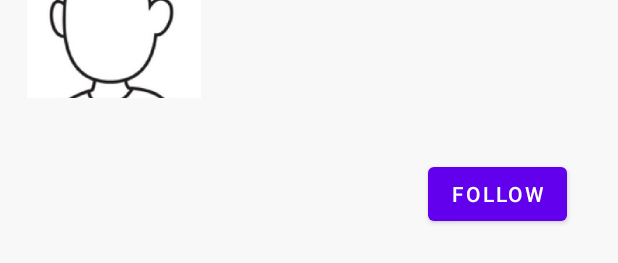
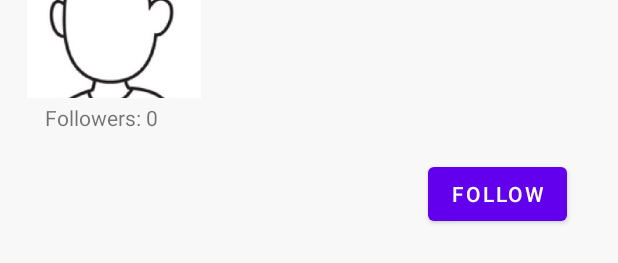
Before and after one commit to brysonsim/UNCCCapstone, an Android app: the layout fragment_following_user_profile.xml on its own in the app's theme, with its tools: preview values and no code run, on a phone screen of 412 x 824 dp. Shown: the part 290-553 px from the top of the screen. Run offline under Robolectric (Android 15) with nearby library versions, the phone set to English and light mode, and no system bars.

Commit message:
Show followers count text views on profile pages

```diff
--- a/app/src/main/res/layout/fragment_follower_account.xml
+++ b/app/src/main/res/layout/fragment_follower_account.xml
@@ -7,7 +7,7 @@
     android:layout_height="match_parent"
     android:background="#F8F8F8">
 
-    <!--
+
     <TextView
         android:id="@+id/userFollowerNum"
         android:layout_width="wrap_content"
@@ -16,11 +16,11 @@
         android:layout_marginEnd="150dp"
         android:layout_marginBottom="16dp"
         android:text="Followers: 0"
-        app:layout_constraintBottom_toTopOf="@+id/userFollowingTxt"
         app:layout_constraintEnd_toStartOf="@+id/followButton"
         app:layout_constraintStart_toStartOf="parent"
         app:layout_constraintTop_toBottomOf="@+id/fimageView" />
 
+    <!--
     <androidx.recyclerview.widget.RecyclerView
         android:id="@+id/recyclerView"
         android:layout_width="0dp"
--- a/app/src/main/res/layout/fragment_following_user_profile.xml
+++ b/app/src/main/res/layout/fragment_following_user_profile.xml
@@ -7,7 +7,7 @@
     android:layout_height="match_parent"
     android:background="#F8F8F8">
 
-    <!--
+
     <TextView
         android:id="@+id/userFollowerNum"
         android:layout_width="wrap_content"
@@ -15,10 +15,11 @@
         android:layout_marginEnd="150dp"
         android:layout_marginBottom="16dp"
         android:text="Followers: 0"
-        app:layout_constraintBottom_toTopOf="@+id/userFollowingTxt"
+        app:layout_constraintTop_toBottomOf="@+id/userImg2"
         app:layout_constraintEnd_toStartOf="@+id/followButton"
         app:layout_constraintStart_toStartOf="parent" />
 
+    <!--
     <androidx.recyclerview.widget.RecyclerView
         android:id="@+id/recyclerView"
         android:layout_width="0dp"
--- a/app/src/main/res/layout/fragment_user_account.xml
+++ b/app/src/main/res/layout/fragment_user_account.xml
@@ -7,7 +7,7 @@
     android:layout_height="match_parent"
     android:background="#F8F8F8">
 
-    <!--
+
     <TextView
         android:id="@+id/userFollowerNum"
         android:layout_width="wrap_content"
@@ -22,6 +22,7 @@
         app:layout_constraintTop_toTopOf="parent"
         app:layout_constraintVertical_bias="0.355" />
 
+    <!--
     <androidx.recyclerview.widget.RecyclerView
         android:id="@+id/recyclerView"
         android:layout_width="0dp"
@@ -116,6 +117,7 @@
         app:layout_constraintTop_toTopOf="parent"
         app:layout_constraintVertical_bias="0.453" />
 
+
     <androidx.recyclerview.widget.RecyclerView
         android:id="@+id/userFollowers"
         android:layout_width="409dp"
```
